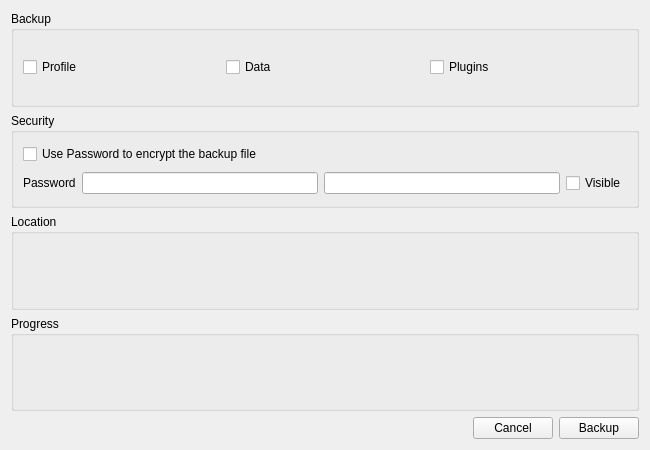
The window that src/backupmainwindow.ui (abnayak/thunder-store) describes before a commit, drawn with Qt 5.
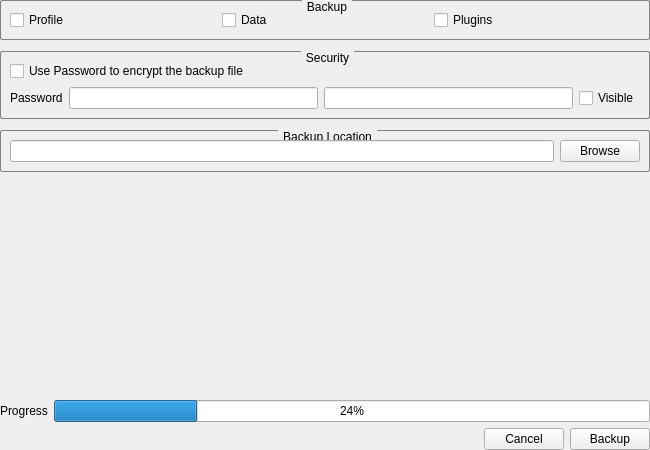
The same window after the commit.

Commit message: Redesigned backup main window

Patch:
```diff
--- a/src/backupmainwindow.ui
+++ b/src/backupmainwindow.ui
@@ -10,16 +10,67 @@
     <height>450</height>
    </rect>
   </property>
+  <property name="sizePolicy">
+   <sizepolicy hsizetype="MinimumExpanding" vsizetype="MinimumExpanding">
+    <horstretch>0</horstretch>
+    <verstretch>0</verstretch>
+   </sizepolicy>
+  </property>
   <property name="windowTitle">
    <string>Form</string>
   </property>
+  <property name="styleSheet">
+   <string notr="true">QGroupBox {
+    border: 1px solid gray;
+    border-radius: 2px;
+    margin-top: 1ex; /* leave space at the top for the title */
+}
+
+QGroupBox::title {
+    subcontrol-origin: margin;
+    subcontrol-position: top center; /* position at the top center */
+    padding: 0 3px;
+    background-color: qlineargradient(x1: 0, y1: 0, x2: 0, y2: 1,
+                                      stop: 0 #FFOECE, stop: 1 #FFFFFF);
+}</string>
+  </property>
   <layout class="QVBoxLayout" name="verticalLayout">
+   <property name="leftMargin">
+    <number>0</number>
+   </property>
+   <property name="topMargin">
+    <number>0</number>
+   </property>
+   <property name="rightMargin">
+    <number>0</number>
+   </property>
+   <property name="bottomMargin">
+    <number>0</number>
+   </property>
    <item>
     <widget class="QGroupBox" name="groupBox">
+     <property name="sizePolicy">
+      <sizepolicy hsizetype="Preferred" vsizetype="Preferred">
+       <horstretch>0</horstretch>
+       <verstretch>0</verstretch>
+      </sizepolicy>
+     </property>
+     <property name="minimumSize">
+      <size>
+       <width>0</width>
+       <height>0</height>
+      </size>
+     </property>
      <property name="title">
       <string>Backup</string>
      </property>
+     <property name="flat">
+      <bool>false</bool>
+     </property>
      <layout class="QGridLayout" name="gridLayout">
+      <property name="topMargin">
+       <number>9</number>
+      </property>
       <item row="0" column="0">
        <widget class="QCheckBox" name="checkBox">
         <property name="text">
@@ -44,6 +95,22 @@
      </layout>
     </widget>
    </item>
+   <item>
+    <spacer name="verticalSpacer_2">
+     <property name="orientation">
+      <enum>Qt::Vertical</enum>
+     </property>
+     <property name="sizeType">
+      <enum>QSizePolicy::Fixed</enum>
+     </property>
+     <property name="sizeHint" stdset="0">
+      <size>
+       <width>20</width>
+       <height>5</height>
+      </size>
+     </property>
+    </spacer>
+   </item>
    <item>
     <widget class="QGroupBox" name="groupBox_2">
      <property name="title">
@@ -80,19 +147,71 @@
      </layout>
     </widget>
    </item>
+   <item>
+    <spacer name="verticalSpacer_3">
+     <property name="orientation">
+      <enum>Qt::Vertical</enum>
+     </property>
+     <property name="sizeType">
+      <enum>QSizePolicy::Fixed</enum>
+     </property>
+     <property name="sizeHint" stdset="0">
+      <size>
+       <width>20</width>
+       <height>5</height>
+      </size>
+     </property>
+    </spacer>
+   </item>
    <item>
     <widget class="QGroupBox" name="groupBox_3">
      <property name="title">
-      <string>Location</string>
+      <string>Backup Location</string>
      </property>
+     <layout class="QHBoxLayout" name="horizontalLayout_2">
+      <item>
+       <widget class="QLineEdit" name="lineEdit_3"/>
+      </item>
+      <item>
+       <widget class="QPushButton" name="pushButton_3">
+        <property name="text">
+         <string>Browse</string>
+        </property>
+       </widget>
+      </item>
+     </layout>
     </widget>
    </item>
    <item>
-    <widget class="QGroupBox" name="groupBox_4">
-     <property name="title">
-      <string>Progress</string>
+    <spacer name="verticalSpacer">
+     <property name="orientation">
+      <enum>Qt::Vertical</enum>
      </property>
-    </widget>
+     <property name="sizeHint" stdset="0">
+      <size>
+       <width>20</width>
+       <height>40</height>
+      </size>
+     </property>
+    </spacer>
+   </item>
+   <item>
+    <layout class="QHBoxLayout" name="horizontalLayout_3">
+     <item>
+      <widget class="QLabel" name="label">
+       <property name="text">
+        <string>Progress</string>
+       </property>
+      </widget>
+     </item>
+     <item>
+      <widget class="QProgressBar" name="progressBar">
+       <property name="value">
+        <number>24</number>
+       </property>
+      </widget>
+     </item>
+    </layout>
    </item>
    <item>
     <layout class="QHBoxLayout" name="horizontalLayout">
```
The commit also changes 3 other files.
